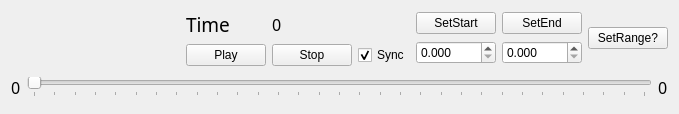
eetuna/cisst, file trunk/utilities/cisstDataPlayer/cdpPlayerWidget.ui: the form before one commit.
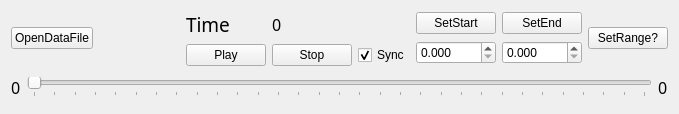
The form after the commit.

Commit message: /trunk, cisstDataPlayer: added code from Joshua for cdpPlayerPlot2D, minor log cleanup.

Diff of the .ui file:
```diff
--- a/trunk/utilities/cisstDataPlayer/cdpPlayerWidget.ui
+++ b/trunk/utilities/cisstDataPlayer/cdpPlayerWidget.ui
@@ -18,6 +18,13 @@
     <layout class="QVBoxLayout" name="verticalLayout">
      <item>
       <layout class="QHBoxLayout" name="horizontalLayout_3">
+       <item>
+        <widget class="QPushButton" name="OpenFileButton">
+         <property name="text">
+          <string>OpenDataFile</string>
+         </property>
+        </widget>
+       </item>
        <item>
         <spacer name="horizontalSpacer">
          <property name="orientation">
```
The commit also changes 10 other files.
